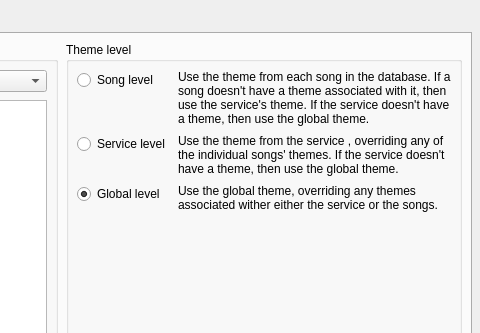
Above: resources/forms/settings.ui from zonArt/openlp before the change; both pictures show x 244 to 724 and y 0 to 333 of the 724 by 502 pixel window. Below: the same form after it.
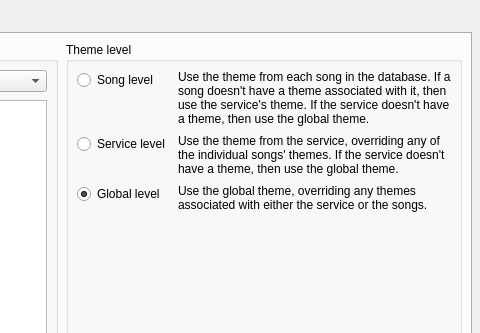
That is the form after the change. The open tabs and pages were chosen to show the change. Icons and pictures are not drawn.

```diff
--- a/resources/forms/settings.ui
+++ b/resources/forms/settings.ui
@@ -305,7 +305,7 @@
           <item row="1" column="1">
            <widget class="QLabel" name="ServiceLevelLabel">
             <property name="text">
-             <string>Use the theme from the service , overriding any of the individual songs' themes. If the service doesn't have a theme, then use the global theme.</string>
+             <string>Use the theme from the service, overriding any of the individual songs' themes. If the service doesn't have a theme, then use the global theme.</string>
             </property>
             <property name="wordWrap">
              <bool>true</bool>
@@ -325,7 +325,7 @@
           <item row="2" column="1">
            <widget class="QLabel" name="GlobalLevelLabel">
             <property name="text">
-             <string>Use the global theme, overriding any themes associated wither either the service or the songs.</string>
+             <string>Use the global theme, overriding any themes associated with either the service or the songs.</string>
             </property>
             <property name="wordWrap">
              <bool>true</bool>
```
